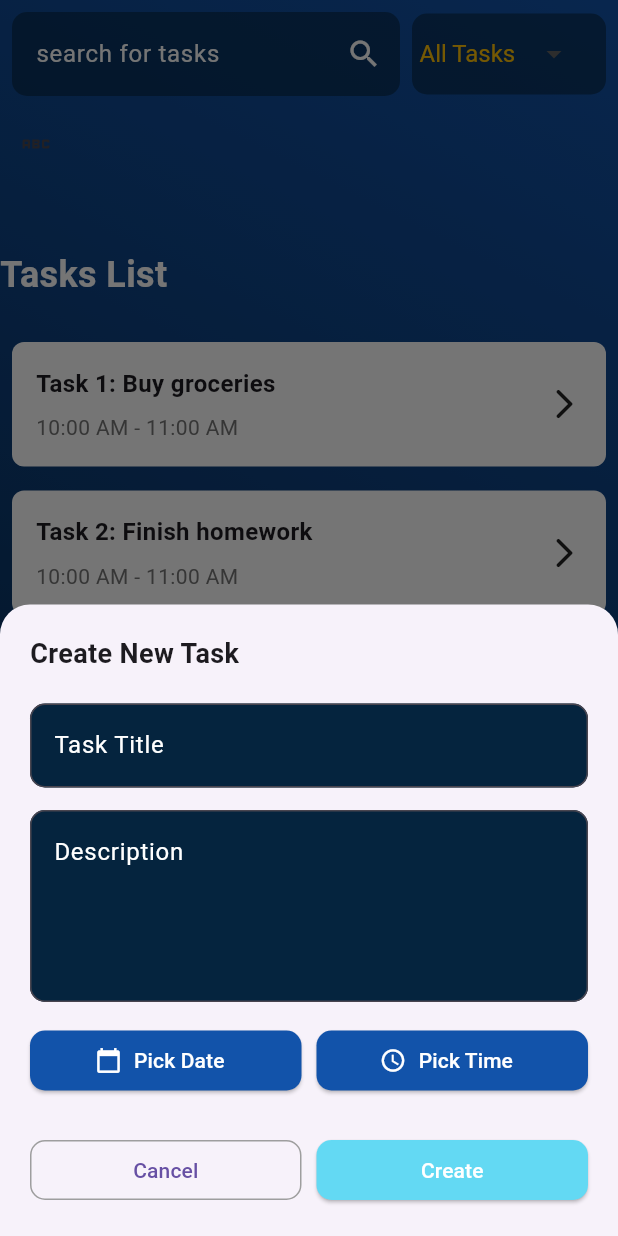
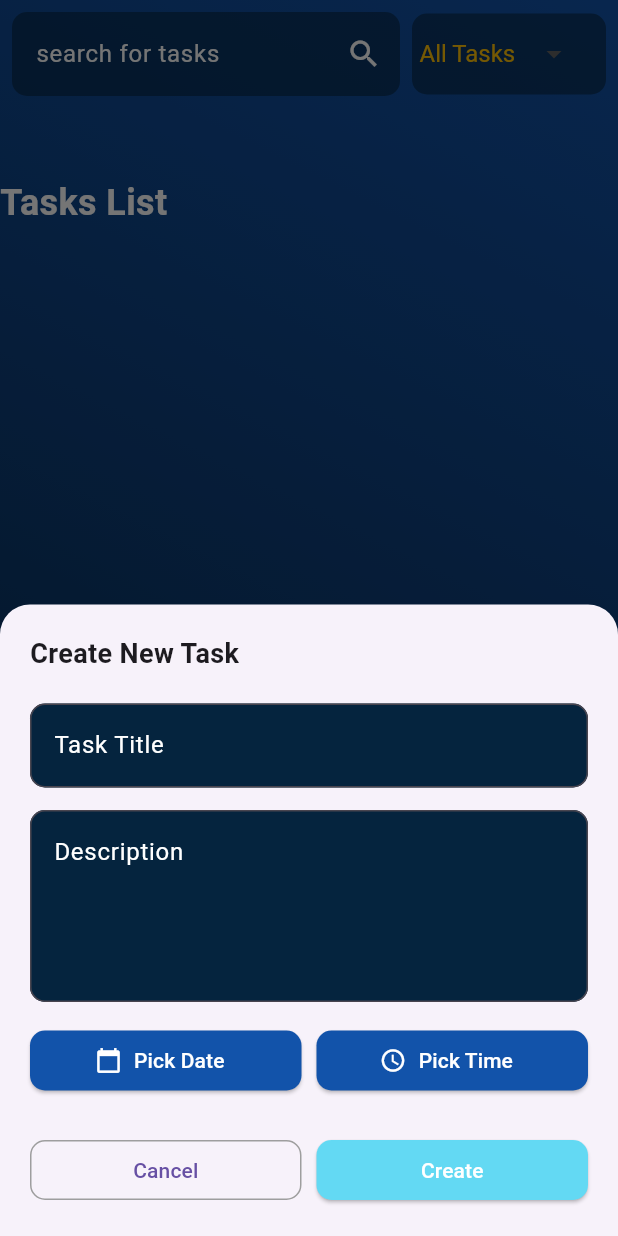
Before and after one commit to majd123454/todo_course_app, a Flutter app: the HomeScreen screen opened directly, after a tap on the "add" icon, on a phone screen of 412 x 824 dp. Run offline on Flutter 3.47's test engine with Material 3 defaults, Android fonts, the phone set to English and light mode, and no system bars; our stand-ins replace shared_preferences; accounts and stored records are empty.

Commit message:
commit changes

```diff
--- a/lib/home_screen.dart
+++ b/lib/home_screen.dart
@@ -1,5 +1,8 @@
+import 'dart:convert';
+
 import 'package:flutter/material.dart';
 import 'package:intl/intl.dart';
+import 'package:shared_preferences/shared_preferences.dart';
 
 class HomeScreen extends StatefulWidget {
   HomeScreen({super.key});
@@ -9,15 +12,38 @@ class HomeScreen extends StatefulWidget {
 }
 
 class _HomeScreenState extends State<HomeScreen> {
-  List<String> tasks = [
-    "Task 1: Buy groceries",
-    "Task 2: Finish homework",
-    "Task 3: Call mom",
-    "Task 4: Clean the house",
-    "Task 5: Pay bills",
-    " Task 6: Exercise",
-    "Task 7: Read a book",
-  ];
+  List<Task> tasks = [];
+
+  @override
+  void initState() {
+    super.initState();
+    loadTasks();
+  }
+
+  Future<void> loadTasks() async {
+    final prefs = await SharedPreferences.getInstance();
+    final data = prefs.getString('tasks');
+    if (data != null) {
+      final List decoded = jsonDecode(data);
+      setState(() {
+        tasks = decoded.map((t) {
+          print(t);
+          final timeParts = (t['time'] as String).split(':');
+          return Task(
+            title: t['title'],
+            description: t['description'],
+            date: DateTime.parse(t['date']),
+            time: TimeOfDay(
+              hour: int.parse(timeParts[0]),
+              minute: int.parse(timeParts[1]),
+            ),
+          );
+        }).toList();
+
+        print(tasks);
+      });
+    }
+  }
 
   bool secure = false;
   TextEditingController controller = TextEditingController();
@@ -72,7 +98,7 @@ class _HomeScreenState extends State<HomeScreen> {
                           TextField(
                             controller: descController,
                             maxLines: 4,
-                            style: const TextStyle(color: Colors.black),
+                            style: const TextStyle(color: Colors.white),
                             decoration: InputDecoration(
                               fillColor: Color(0xff05243E),
                               filled: true,
@@ -90,12 +116,15 @@ class _HomeScreenState extends State<HomeScreen> {
                               Expanded(
                                 child: ElevatedButton.icon(
                                   onPressed: () async {
-                                    final picked = await showDatePicker(
+                                    final DateTime? picked =
+                                        await showDatePicker(
                                           context: context,
                                           initialDate:
                                               selectedDate ?? DateTime.now(),
-                                      firstDate: DateTime(2000),
-                                      lastDate: DateTime(2100),
+                                          firstDate: DateTime.now(),
+                                          lastDate: DateTime.now().add(
+                                            const Duration(days: 1000),
+                                          ),
                                         );
                                     if (picked != null) {
                                       setModalState(() {
@@ -108,7 +137,7 @@ class _HomeScreenState extends State<HomeScreen> {
                                     selectedDate == null
                                         ? 'Pick Date'
                                         : DateFormat(
-                                            'yyyy-MM-dd',
+                                            'yyyy/MM/dd',
                                           ).format(selectedDate!),
                                   ),
                                   style: ElevatedButton.styleFrom(
@@ -124,7 +153,8 @@ class _HomeScreenState extends State<HomeScreen> {
                               Expanded(
                                 child: ElevatedButton.icon(
                                   onPressed: () async {
-                                    final pickedTime = await showTimePicker(
+                                    final TimeOfDay? pickedTime =
+                                        await showTimePicker(
                                           context: context,
                                           initialTime:
                                               selectedTime ?? TimeOfDay.now(),
@@ -178,14 +208,14 @@ class _HomeScreenState extends State<HomeScreen> {
                                         selectedDate != null &&
                                         selectedTime != null) {
                                       setState(() {
-                                        // tasks.add(
-                                        //   Task(
-                                        //     title: titleController.text,
-                                        //     description: descController.text,
-                                        //     date: selectedDate!,
-                                        //     time: selectedTime!,
-                                        //   ),
-                                        // );
+                                        tasks.add(
+                                          Task(
+                                            title: titleController.text,
+                                            description: descController.text,
+                                            date: selectedDate!,
+                                            time: selectedTime!,
+                                          ),
+                                        );
                                       });
                                       // saveTasks(tasks);
                                       Navigator.pop(context);
@@ -302,7 +332,6 @@ class _HomeScreenState extends State<HomeScreen> {
                   ],
                 ),
               ),
-              IconButton(onPressed: () {}, icon: Icon(Icons.abc)),
               SizedBox(height: 46),
               Text(
                 "Tasks List",
@@ -314,11 +343,58 @@ class _HomeScreenState extends State<HomeScreen> {
               ),
               SizedBox(height: 20),
               Expanded(
-                child: ListView.builder(
+                child: tasks.isEmpty
+                    ? const Center(
+                        child: Text(
+                          'No tasks yet',
+                          style: TextStyle(color: Colors.white70),
+                        ),
+                      )
+                    : ListView.separated(
+                        itemBuilder: (context, index) {
+                          final task = tasks[index];
+                          return Container(
+                            decoration: BoxDecoration(
+                              color: Colors.white,
+                              borderRadius: BorderRadius.circular(5),
+                            ),
+                            child: Padding(
+                              padding: const EdgeInsets.symmetric(
+                                horizontal: 25,
+                                vertical: 12,
+                              ),
+                              child: Row(
+                                children: [
+                                  Column(
+                                    crossAxisAlignment:
+                                        CrossAxisAlignment.start,
+                                    children: [
+                                      Text(
+                                        task.title,
+                                        style: const TextStyle(
+                                          fontWeight: FontWeight.bold,
+                                        ),
+                                      ),
+                                      const SizedBox(height: 8),
+                                      Text(
+                                        '${DateFormat('yyyy-MM-dd').format(task.date)} | ${task.time.format(context)}',
+                                        style: const TextStyle(
+                                          color: Colors.grey,
+                                          fontSize: 12,
+                                        ),
+                                      ),
+                                    ],
+                                  ),
+                                  const Spacer(),
+                                  const Icon(Icons.arrow_forward),
+                                ],
+                              ),
+                            ),
+                          );
+                        },
+                        separatorBuilder: (context, index) =>
+                            const SizedBox(height: 20),
                         itemCount: tasks.length,
-                  itemBuilder: (context, index) {
-                    return buildTaskItem(tasks[index]);
-                  },
                       ),
               ),
             ],
@@ -328,7 +404,7 @@ class _HomeScreenState extends State<HomeScreen> {
     );
   }
 
-  Widget buildTaskItem(String task) {
+  Widget buildTaskItem(Task task) {
     return Padding(
       padding: const EdgeInsets.all(8.0),
       child: Container(
@@ -343,12 +419,12 @@ class _HomeScreenState extends State<HomeScreen> {
               crossAxisAlignment: CrossAxisAlignment.start,
               children: [
                 Text(
-                  task,
+                  task.title,
                   style: TextStyle(fontSize: 16, fontWeight: FontWeight.bold),
                 ),
                 SizedBox(height: 8),
                 Text(
-                  "10:00 AM - 11:00 AM",
+                  "${task.time.hour}:${task.time.minute} AM - ${task.time.hour + 1}:${task.time.minute} AM",
                   style: TextStyle(fontSize: 14, color: Colors.grey[600]),
                 ),
               ],
@@ -361,3 +437,35 @@ class _HomeScreenState extends State<HomeScreen> {
     );
   }
 }
+
+Future<void> saveTasks(List<Task> tasks) async {
+  final prefs = await SharedPreferences.getInstance();
+  final taskList = tasks
+      .map(
+        (task) => {
+          'title': task.title,
+          'description': task.description,
+          'date': task.date.toIso8601String(),
+          'time': '${task.time.hour}:${task.time.minute}',
+        },
+      )
+      .toList();
+
+  await prefs.setString('tasks', jsonEncode(taskList));
+}
+
+class Task {
+  final String title;
+  final String description;
+  final DateTime date;
+  final TimeOfDay time;
+  String? x;
+
+  Task({
+    required this.title,
+    required this.description,
+    required this.date,
+    required this.time,
+    this.x,
+  });
+}
```
Also changed, not shown: 1 other file. Lines whose indentation alone changed are shown as unchanged.
